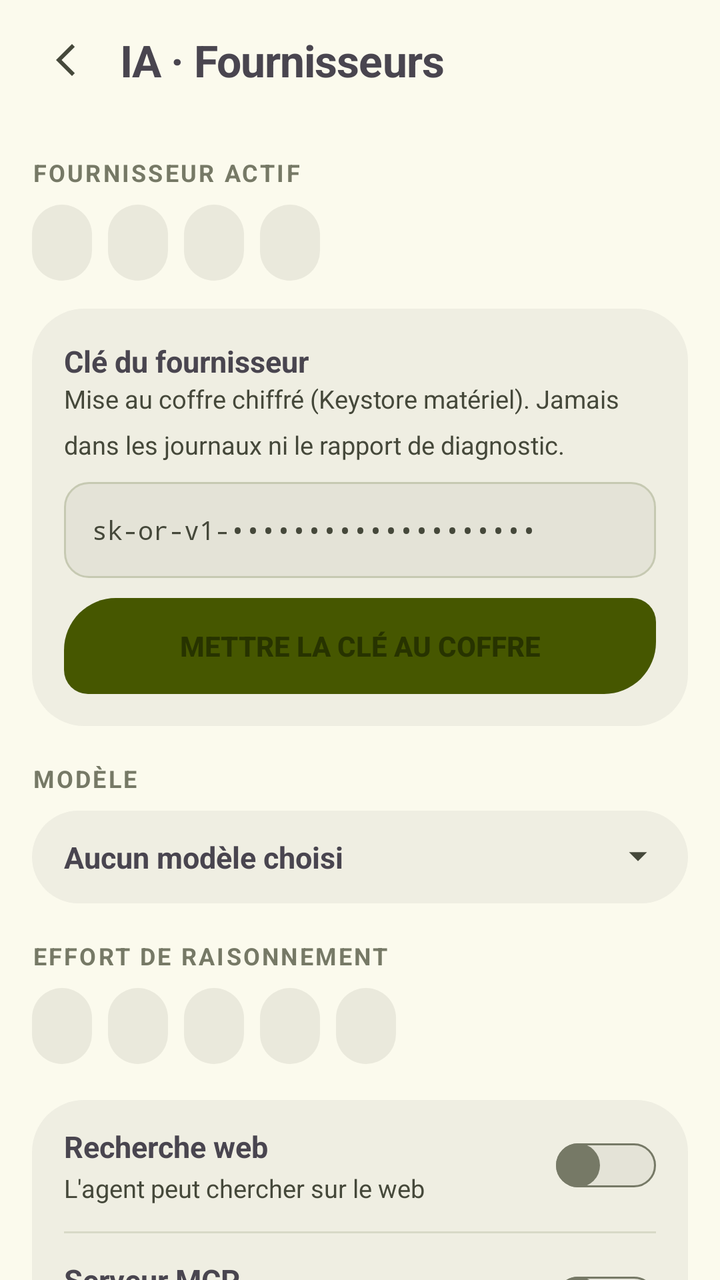
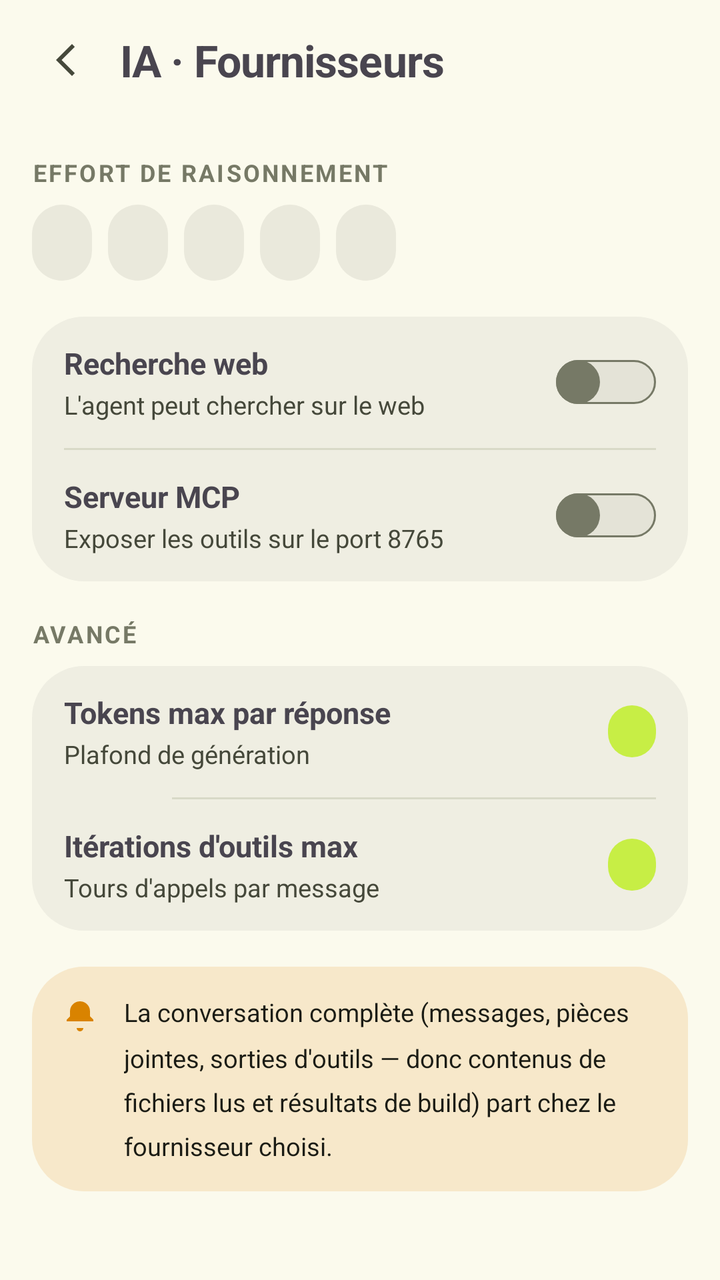

Screens rendered from an Android XML layout before and after an edit, with the pre-edit source and the edit as a unified diff.
<!-- AndroidManifest.xml: application theme Theme.JoIDE -->
<!-- res/layout/settings_ia_page.xml -->
<?xml version="1.0" encoding="utf-8"?>
<ScrollView xmlns:android="http://schemas.android.com/apk/res/android"
    xmlns:app="http://schemas.android.com/apk/res-auto"
    android:id="@+id/ia_page_scroll"
    android:layout_width="match_parent"
    android:layout_height="match_parent"
    android:background="@color/fond"
    android:scrollbars="none"
    android:overScrollMode="never">

    <LinearLayout
        android:layout_width="match_parent"
        android:layout_height="wrap_content"
        android:orientation="vertical"
        android:paddingBottom="20dp">

        
        <LinearLayout
            android:layout_width="match_parent"
            android:layout_height="wrap_content"
            android:orientation="horizontal"
            android:gravity="center_vertical"
            android:paddingHorizontal="16dp"
            android:paddingVertical="10dp"
            android:background="@color/fond">

            <ImageView
                android:id="@+id/back_button"
                android:layout_width="40dp"
                android:layout_height="40dp"
                android:src="@drawable/ic_back"
                android:background="@drawable/fond_iconbtn"
                android:scaleType="center"
                android:contentDescription="@string/settings_cd_back"
                app:tint="@color/sur_var" />

            <TextView
                android:layout_width="0dp"
                android:layout_height="wrap_content"
                android:layout_weight="1"
                android:layout_marginStart="4dp"
                android:text="@string/settings_ia_page_title"
                style="@style/Txt.Xl" />
        </LinearLayout>

        <LinearLayout
            android:layout_width="match_parent"
            android:layout_height="wrap_content"
            android:orientation="vertical"
            android:paddingHorizontal="16dp">

            
            <TextView
                android:layout_width="wrap_content"
                android:layout_height="wrap_content"
                android:layout_marginTop="18dp"
                android:layout_marginBottom="8dp"
                android:text="@string/settings_ia_eyebrow_provider"
                style="@style/Txt.Eyebrow" />

            <HorizontalScrollView
                android:layout_width="match_parent"
                android:layout_height="wrap_content"
                android:scrollbars="none"
                android:overScrollMode="never">

                <LinearLayout
                    android:id="@+id/provider_chips"
                    android:layout_width="wrap_content"
                    android:layout_height="wrap_content"
                    android:orientation="horizontal">

                    <include
                        android:id="@+id/chip_openrouter"
                        layout="@layout/settings_ia_chip" />

                    <include
                        android:id="@+id/chip_gemini"
                        layout="@layout/settings_ia_chip" />

                    <include
                        android:id="@+id/chip_openai"
                        layout="@layout/settings_ia_chip" />

                    <include
                        android:id="@+id/chip_custom"
                        layout="@layout/settings_ia_chip" />
                </LinearLayout>
            </HorizontalScrollView>

            
            <LinearLayout
                android:layout_width="match_parent"
                android:layout_height="wrap_content"
                android:orientation="vertical"
                android:background="@drawable/fond_carte"
                android:padding="16dp"
                android:layout_marginTop="14dp">

                <TextView
                    android:layout_width="wrap_content"
                    android:layout_height="wrap_content"
                    android:text="@string/settings_ia_key_title"
                    style="@style/Txt.Sm" />

                <TextView
                    android:layout_width="match_parent"
                    android:layout_height="wrap_content"
                    android:layout_marginBottom="10dp"
                    android:text="@string/settings_ia_key_body"
                    android:textSize="12.5sp"
                    android:textColor="@color/sur_var"
                    android:lineSpacingMultiplier="1.5" />

                <EditText
                    android:id="@+id/key_field"
                    android:layout_width="match_parent"
                    android:layout_height="wrap_content"
                    android:minHeight="48dp"
                    android:background="@drawable/fond_field"
                    android:paddingHorizontal="14dp"
                    android:paddingVertical="13dp"
                    android:hint="@string/settings_ia_key_hint"
                    android:textColorHint="@color/sur_var"
                    android:textColor="@color/sur"
                    android:textSize="13sp"
                    android:fontFamily="monospace"
                    android:inputType="textPassword"
                    android:importantForAutofill="no" />

                <Button
                    android:id="@+id/key_save_button"
                    android:layout_width="match_parent"
                    android:layout_height="48dp"
                    android:layout_marginTop="10dp"
                    android:background="@drawable/fond_cta"
                    android:stateListAnimator="@null"
                    android:text="@string/settings_ia_key_save"
                    android:textColor="@color/sur_conteneur_primaire"
                    android:textStyle="bold"
                    android:gravity="center" />
            </LinearLayout>

            
            <TextView
                android:layout_width="wrap_content"
                android:layout_height="wrap_content"
                android:layout_marginTop="18dp"
                android:layout_marginBottom="8dp"
                android:text="@string/settings_ia_eyebrow_model"
                style="@style/Txt.Eyebrow" />

            <LinearLayout
                android:id="@+id/model_row"
                android:layout_width="match_parent"
                android:layout_height="wrap_content"
                android:orientation="horizontal"
                android:gravity="center_vertical"
                android:background="@drawable/fond_carte"
                android:paddingHorizontal="16dp"
                android:paddingVertical="13dp">

                <TextView
                    android:id="@+id/model_name"
                    android:layout_width="0dp"
                    android:layout_height="wrap_content"
                    android:layout_weight="1"
                    android:text="@string/settings_ia_model_none"
                    style="@style/Txt.Sm" />

                <ImageView
                    android:layout_width="18dp"
                    android:layout_height="18dp"
                    android:src="@drawable/ic_chevd"
                    android:importantForAccessibility="no"
                    android:contentDescription="@string/settings_ia_model_dialog_title"
                    app:tint="@color/sur_var" />
            </LinearLayout>

            
            <TextView
                android:layout_width="wrap_content"
                android:layout_height="wrap_content"
                android:layout_marginTop="18dp"
                android:layout_marginBottom="8dp"
                android:text="@string/settings_ia_eyebrow_effort"
                style="@style/Txt.Eyebrow" />

            <HorizontalScrollView
                android:layout_width="match_parent"
                android:layout_height="wrap_content"
                android:scrollbars="none"
                android:overScrollMode="never">

                <LinearLayout
                    android:id="@+id/effort_chips"
                    android:layout_width="wrap_content"
                    android:layout_height="wrap_content"
                    android:orientation="horizontal">

                    <include
                        android:id="@+id/chip_effort_default"
                        layout="@layout/settings_ia_chip" />

                    <include
                        android:id="@+id/chip_effort_none"
                        layout="@layout/settings_ia_chip" />

                    <include
                        android:id="@+id/chip_effort_low"
                        layout="@layout/settings_ia_chip" />

                    <include
                        android:id="@+id/chip_effort_medium"
                        layout="@layout/settings_ia_chip" />

                    <include
                        android:id="@+id/chip_effort_high"
                        layout="@layout/settings_ia_chip" />
                </LinearLayout>
            </HorizontalScrollView>

            
            <LinearLayout
                android:layout_width="match_parent"
                android:layout_height="wrap_content"
                android:orientation="vertical"
                android:background="@drawable/fond_carte"
                android:layout_marginTop="18dp">

                <LinearLayout
                    android:layout_width="match_parent"
                    android:layout_height="wrap_content"
                    android:orientation="horizontal"
                    android:gravity="center_vertical"
                    android:paddingHorizontal="16dp"
                    android:paddingVertical="13dp">

                    <LinearLayout
                        android:layout_width="0dp"
                        android:layout_height="wrap_content"
                        android:layout_weight="1"
                        android:orientation="vertical">

                        <TextView
                            android:layout_width="wrap_content"
                            android:layout_height="wrap_content"
                            android:text="@string/settings_ia_web_title"
                            style="@style/Txt.Sm" />

                        <TextView
                            android:layout_width="wrap_content"
                            android:layout_height="wrap_content"
                            android:layout_marginTop="2dp"
                            android:text="@string/settings_ia_web_desc"
                            android:textSize="12.5sp"
                            android:textColor="@color/sur_var" />
                    </LinearLayout>

                    <Switch
                        android:id="@+id/web_switch"
                        android:layout_width="wrap_content"
                        android:layout_height="wrap_content"
                        android:track="@drawable/fond_switch"
                        android:thumb="@drawable/fond_switch_pouce"
                        android:switchMinWidth="50dp" />
                </LinearLayout>

                <View
                    android:layout_width="match_parent"
                    android:layout_height="1dp"
                    android:layout_marginStart="16dp"
                    android:layout_marginEnd="16dp"
                    android:background="@drawable/fond_div_inset"
                    android:alpha="0.55" />

                <LinearLayout
                    android:layout_width="match_parent"
                    android:layout_height="wrap_content"
                    android:orientation="horizontal"
                    android:gravity="center_vertical"
                    android:paddingHorizontal="16dp"
                    android:paddingVertical="13dp">

                    <LinearLayout
                        android:layout_width="0dp"
                        android:layout_height="wrap_content"
                        android:layout_weight="1"
                        android:orientation="vertical">

                        <TextView
                            android:layout_width="wrap_content"
                            android:layout_height="wrap_content"
                            android:text="@string/settings_ia_mcp_title"
                            style="@style/Txt.Sm" />

                        <TextView
                            android:layout_width="wrap_content"
                            android:layout_height="wrap_content"
                            android:layout_marginTop="2dp"
                            android:text="@string/settings_ia_mcp_desc"
                            android:textSize="12.5sp"
                            android:textColor="@color/sur_var" />
                    </LinearLayout>

                    <Switch
                        android:id="@+id/mcp_switch"
                        android:layout_width="wrap_content"
                        android:layout_height="wrap_content"
                        android:track="@drawable/fond_switch"
                        android:thumb="@drawable/fond_switch_pouce"
                        android:switchMinWidth="50dp" />
                </LinearLayout>
            </LinearLayout>

            
            <TextView
                android:layout_width="wrap_content"
                android:layout_height="wrap_content"
                android:layout_marginTop="18dp"
                android:layout_marginBottom="8dp"
                android:text="@string/settings_ia_eyebrow_advanced"
                style="@style/Txt.Eyebrow" />

            <LinearLayout
                android:layout_width="match_parent"
                android:layout_height="wrap_content"
                android:orientation="vertical"
                android:background="@drawable/fond_carte">

                <LinearLayout
                    android:id="@+id/tokens_row"
                    android:layout_width="match_parent"
                    android:layout_height="wrap_content"
                    android:orientation="horizontal"
                    android:gravity="center_vertical"
                    android:background="?attr/selectableItemBackground"
                    android:paddingHorizontal="16dp"
                    android:paddingVertical="13dp">

                    <LinearLayout
                        android:layout_width="0dp"
                        android:layout_height="wrap_content"
                        android:layout_weight="1"
                        android:orientation="vertical">

                        <TextView
                            android:layout_width="wrap_content"
                            android:layout_height="wrap_content"
                            android:text="@string/settings_ia_tokens_title"
                            style="@style/Txt.Sm" />

                        <TextView
                            android:layout_width="wrap_content"
                            android:layout_height="wrap_content"
                            android:layout_marginTop="2dp"
                            android:text="@string/settings_ia_tokens_desc"
                            android:textSize="12.5sp"
                            android:textColor="@color/sur_var" />
                    </LinearLayout>

                    <TextView
                        android:id="@+id/tokens_pill"
                        android:layout_width="wrap_content"
                        android:layout_height="wrap_content"
                        android:background="@drawable/fond_pill_pc"
                        android:textColor="@color/sur_conteneur_primaire"
                        style="@style/Pill"
                        android:fontFamily="monospace" />
                </LinearLayout>

                <View
                    android:layout_width="match_parent"
                    android:layout_height="1dp"
                    android:layout_marginStart="70dp"
                    android:layout_marginEnd="16dp"
                    android:background="@drawable/fond_div_inset"
                    android:alpha="0.55" />

                <LinearLayout
                    android:id="@+id/iterations_row"
                    android:layout_width="match_parent"
                    android:layout_height="wrap_content"
                    android:orientation="horizontal"
                    android:gravity="center_vertical"
                    android:background="?attr/selectableItemBackground"
                    android:paddingHorizontal="16dp"
                    android:paddingVertical="13dp">

                    <LinearLayout
                        android:layout_width="0dp"
                        android:layout_height="wrap_content"
                        android:layout_weight="1"
                        android:orientation="vertical">

                        <TextView
                            android:layout_width="wrap_content"
                            android:layout_height="wrap_content"
                            android:text="@string/settings_ia_iterations_title"
                            style="@style/Txt.Sm" />

                        <TextView
                            android:layout_width="wrap_content"
                            android:layout_height="wrap_content"
                            android:layout_marginTop="2dp"
                            android:text="@string/settings_ia_iterations_desc"
                            android:textSize="12.5sp"
                            android:textColor="@color/sur_var" />
                    </LinearLayout>

                    <TextView
                        android:id="@+id/iterations_pill"
                        android:layout_width="wrap_content"
                        android:layout_height="wrap_content"
                        android:background="@drawable/fond_pill_pc"
                        android:textColor="@color/sur_conteneur_primaire"
                        style="@style/Pill"
                        android:fontFamily="monospace" />
                </LinearLayout>
            </LinearLayout>

            
            <LinearLayout
                android:layout_width="match_parent"
                android:layout_height="wrap_content"
                android:orientation="horizontal"
                android:gravity="top"
                android:background="@drawable/fond_carte_alerte"
                android:padding="14dp"
                android:layout_marginTop="18dp">

                <ImageView
                    android:layout_width="20dp"
                    android:layout_height="20dp"
                    android:layout_marginEnd="12dp"
                    android:src="@drawable/ic_bell"
                    android:importantForAccessibility="no"
                    app:tint="@color/alerte" />

                <TextView
                    android:layout_width="0dp"
                    android:layout_height="wrap_content"
                    android:layout_weight="1"
                    android:text="@string/settings_ia_notice"
                    android:textSize="12.5sp"
                    android:textColor="@color/sur"
                    android:lineSpacingMultiplier="1.5" />
            </LinearLayout>

            <View
                android:layout_width="match_parent"
                android:layout_height="8dp"
                android:background="@android:color/transparent" />
        </LinearLayout>
    </LinearLayout>
</ScrollView>
<!-- res/layout/settings_ia_chip.xml (included above) -->
<?xml version="1.0" encoding="utf-8"?>
<TextView xmlns:android="http://schemas.android.com/apk/res/android"
    android:id="@+id/ia_chip"
    android:layout_width="wrap_content"
    android:layout_height="38dp"
    android:gravity="center_vertical"
    android:paddingStart="15dp"
    android:paddingEnd="15dp"
    android:layout_marginEnd="8dp"
    android:background="@drawable/fond_chip"
    android:textColor="@color/sur"
    android:textSize="13sp"
    android:textStyle="bold"
    android:singleLine="true" />
<!-- resources referenced by this layout -->
<resources>
  <color name="alerte">#D98300</color>
  <color name="fond">#FBFAED</color>
  <color name="sur">#1B1C15</color>
  <color name="sur_conteneur_primaire">#273300</color>
  <color name="sur_var">#45483A</color>
  <!-- drawable fond_cta (drawable) -->
  <?xml version="1.0" encoding="utf-8"?>
  <shape xmlns:android="http://schemas.android.com/apk/res/android">
      <solid android:color="@color/primaire" />
      <corners android:topLeftRadius="26dp" android:topRightRadius="12dp"
          android:bottomRightRadius="26dp" android:bottomLeftRadius="12dp" />
  </shape>
  <!-- drawable fond_field (drawable) -->
  <?xml version="1.0" encoding="utf-8"?>
  <shape xmlns:android="http://schemas.android.com/apk/res/android"
      android:shape="rectangle">
      <solid android:color="@color/sc_highest" />
      <stroke android:width="1dp" android:color="@color/contour_var" />
      <corners android:radius="12dp" />
  </shape>
  <!-- drawable ic_chevd (drawable) -->
  <?xml version="1.0" encoding="utf-8"?>
  <vector xmlns:android="http://schemas.android.com/apk/res/android"
      android:width="24dp" android:height="24dp"
      android:viewportWidth="24" android:viewportHeight="24"
      android:tint="?attr/colorOnSurfaceVariant">
      <path android:pathData="M6 9l6 6 6-6" android:fillColor="#FFFFFF" />
  </vector>
  <string name="settings_cd_back">Retour</string>
  <string name="settings_ia_eyebrow_advanced">Avancé</string>
  <string name="settings_ia_eyebrow_effort">Effort de raisonnement</string>
  <string name="settings_ia_eyebrow_model">Modèle</string>
  <string name="settings_ia_eyebrow_provider">Fournisseur actif</string>
  <string name="settings_ia_iterations_desc">Tours d\'appels par message</string>
  <string name="settings_ia_iterations_title">Itérations d\'outils max</string>
  <string name="settings_ia_key_body">Mise au coffre chiffré (Keystore matériel). Jamais dans les journaux ni le rapport de diagnostic.</string>
  <string name="settings_ia_key_hint">sk-or-v1-••••••••••••••••••••</string>
  <string name="settings_ia_key_save">Mettre la clé au coffre</string>
  <string name="settings_ia_key_title">Clé du fournisseur</string>
  <string name="settings_ia_mcp_desc">Exposer les outils sur le port 8765</string>
  <string name="settings_ia_mcp_title">Serveur MCP</string>
  <string name="settings_ia_model_dialog_title">Modèle du fournisseur</string>
  <string name="settings_ia_model_none">Aucun modèle choisi</string>
  <string name="settings_ia_page_title">IA · Fournisseurs</string>
  <string name="settings_ia_tokens_desc">Plafond de génération</string>
  <string name="settings_ia_tokens_title">Tokens max par réponse</string>
  <string name="settings_ia_web_desc">L\'agent peut chercher sur le web</string>
  <string name="settings_ia_web_title">Recherche web</string>
  <color name="sc">#EFEEE2</color>
  <color name="warn_soft">#26D98300</color>
  <color name="sc_high">#EAE9DC</color>
  <color name="primaire">#465700</color>
  <color name="contour_var">#C6C9B2</color>
  <color name="sc_highest">#E4E3D7</color>
  <color name="conteneur_primaire">#C7EE45</color>
  <color name="contour">#767966</color>
  <color name="sur_primaire">#FFFFFF</color>
  <dimen name="pill_hauteur">26dp</dimen>
  <dimen name="pill_padding_h">12dp</dimen>
  <dimen name="txt_eyebrow">12sp</dimen>
  <dimen name="txt_sm">15sp</dimen>
  <dimen name="txt_xl">22sp</dimen>
  <color name="sc2">#DEE5C3</color>
  <color name="sur_sc2">#2A3119</color>
  <color name="tertiaire">#6C3E85</color>
  <color name="sur_tertiaire">#FFFFFF</color>
  <color name="conteneur_tertiaire">#F2D9FF</color>
  <color name="sur_conteneur_tertiaire">#3E2457</color>
  <color name="erreur">#8F4C38</color>
  <color name="conteneur_erreur">#FFDBD1</color>
  <color name="sur_conteneur_erreur">#5B1A0B</color>
  <color name="sc_low">#F5F4E7</color>
  <color name="sc_lowest">#FFFFFF</color>
  <!-- unchanged entries left out for length: 16 -->
</resources>

<!-- the commit's change to res/layout/settings_ia_page.xml (unified diff, before → after) -->
@@ -48,134 +48,6 @@
             android:layout_height="wrap_content"
             android:orientation="vertical"
             android:paddingHorizontal="16dp">
-
-            
-            <TextView
-                android:layout_width="wrap_content"
-                android:layout_height="wrap_content"
-                android:layout_marginTop="18dp"
-                android:layout_marginBottom="8dp"
-                android:text="@string/settings_ia_eyebrow_provider"
-                style="@style/Txt.Eyebrow" />
-
-            <HorizontalScrollView
-                android:layout_width="match_parent"
-                android:layout_height="wrap_content"
-                android:scrollbars="none"
-                android:overScrollMode="never">
-
-                <LinearLayout
-                    android:id="@+id/provider_chips"
-                    android:layout_width="wrap_content"
-                    android:layout_height="wrap_content"
-                    android:orientation="horizontal">
-
-                    <include
-                        android:id="@+id/chip_openrouter"
-                        layout="@layout/settings_ia_chip" />
-
-                    <include
-                        android:id="@+id/chip_gemini"
-                        layout="@layout/settings_ia_chip" />
-
-                    <include
-                        android:id="@+id/chip_openai"
-                        layout="@layout/settings_ia_chip" />
-
-                    <include
-                        android:id="@+id/chip_custom"
-                        layout="@layout/settings_ia_chip" />
-                </LinearLayout>
-            </HorizontalScrollView>
-
-            
-            <LinearLayout
-                android:layout_width="match_parent"
-                android:layout_height="wrap_content"
-                android:orientation="vertical"
-                android:background="@drawable/fond_carte"
-                android:padding="16dp"
-                android:layout_marginTop="14dp">
-
-                <TextView
-                    android:layout_width="wrap_content"
-                    android:layout_height="wrap_content"
-                    android:text="@string/settings_ia_key_title"
-                    style="@style/Txt.Sm" />
-
-                <TextView
-                    android:layout_width="match_parent"
-                    android:layout_height="wrap_content"
-                    android:layout_marginBottom="10dp"
-                    android:text="@string/settings_ia_key_body"
-                    android:textSize="12.5sp"
-                    android:textColor="@color/sur_var"
-                    android:lineSpacingMultiplier="1.5" />
-
-                <EditText
-                    android:id="@+id/key_field"
-                    android:layout_width="match_parent"
-                    android:layout_height="wrap_content"
-                    android:minHeight="48dp"
-                    android:background="@drawable/fond_field"
-                    android:paddingHorizontal="14dp"
-                    android:paddingVertical="13dp"
-                    android:hint="@string/settings_ia_key_hint"
-                    android:textColorHint="@color/sur_var"
-                    android:textColor="@color/sur"
-                    android:textSize="13sp"
-                    android:fontFamily="monospace"
-                    android:inputType="textPassword"
-                    android:importantForAutofill="no" />
-
-                <Button
-                    android:id="@+id/key_save_button"
-                    android:layout_width="match_parent"
-                    android:layout_height="48dp"
-                    android:layout_marginTop="10dp"
-                    android:background="@drawable/fond_cta"
-                    android:stateListAnimator="@null"
-                    android:text="@string/settings_ia_key_save"
-                    android:textColor="@color/sur_conteneur_primaire"
-                    android:textStyle="bold"
-                    android:gravity="center" />
-            </LinearLayout>
-
-            
-            <TextView
-                android:layout_width="wrap_content"
-                android:layout_height="wrap_content"
-                android:layout_marginTop="18dp"
-                android:layout_marginBottom="8dp"
-                android:text="@string/settings_ia_eyebrow_model"
-                style="@style/Txt.Eyebrow" />
-
-            <LinearLayout
-                android:id="@+id/model_row"
-                android:layout_width="match_parent"
-                android:layout_height="wrap_content"
-                android:orientation="horizontal"
-                android:gravity="center_vertical"
-                android:background="@drawable/fond_carte"
-                android:paddingHorizontal="16dp"
-                android:paddingVertical="13dp">
-
-                <TextView
-                    android:id="@+id/model_name"
-                    android:layout_width="0dp"
-                    android:layout_height="wrap_content"
-                    android:layout_weight="1"
-                    android:text="@string/settings_ia_model_none"
-                    style="@style/Txt.Sm" />
-
-                <ImageView
-                    android:layout_width="18dp"
-                    android:layout_height="18dp"
-                    android:src="@drawable/ic_chevd"
-                    android:importantForAccessibility="no"
-                    android:contentDescription="@string/settings_ia_model_dialog_title"
-                    app:tint="@color/sur_var" />
-            </LinearLayout>
 
             
             <TextView
<!-- resource entries referenced after the edit -->
@@ -5,44 +5,13 @@
   <color name="sur">#1B1C15</color>
   <color name="sur_conteneur_primaire">#273300</color>
   <color name="sur_var">#45483A</color>
-  <!-- drawable fond_cta (drawable) -->
-  <?xml version="1.0" encoding="utf-8"?>
-  <shape xmlns:android="http://schemas.android.com/apk/res/android">
-      <solid android:color="@color/primaire" />
-      <corners android:topLeftRadius="26dp" android:topRightRadius="12dp"
-          android:bottomRightRadius="26dp" android:bottomLeftRadius="12dp" />
-  </shape>
-  <!-- drawable fond_field (drawable) -->
-  <?xml version="1.0" encoding="utf-8"?>
-  <shape xmlns:android="http://schemas.android.com/apk/res/android"
-      android:shape="rectangle">
-      <solid android:color="@color/sc_highest" />
-      <stroke android:width="1dp" android:color="@color/contour_var" />
-      <corners android:radius="12dp" />
-  </shape>
-  <!-- drawable ic_chevd (drawable) -->
-  <?xml version="1.0" encoding="utf-8"?>
-  <vector xmlns:android="http://schemas.android.com/apk/res/android"
-      android:width="24dp" android:height="24dp"
-      android:viewportWidth="24" android:viewportHeight="24"
-      android:tint="?attr/colorOnSurfaceVariant">
-      <path android:pathData="M6 9l6 6 6-6" android:fillColor="#FFFFFF" />
-  </vector>
   <string name="settings_cd_back">Retour</string>
   <string name="settings_ia_eyebrow_advanced">Avancé</string>
   <string name="settings_ia_eyebrow_effort">Effort de raisonnement</string>
-  <string name="settings_ia_eyebrow_model">Modèle</string>
-  <string name="settings_ia_eyebrow_provider">Fournisseur actif</string>
   <string name="settings_ia_iterations_desc">Tours d\'appels par message</string>
   <string name="settings_ia_iterations_title">Itérations d\'outils max</string>
-  <string name="settings_ia_key_body">Mise au coffre chiffré (Keystore matériel). Jamais dans les journaux ni le rapport de diagnostic.</string>
-  <string name="settings_ia_key_hint">sk-or-v1-••••••••••••••••••••</string>
-  <string name="settings_ia_key_save">Mettre la clé au coffre</string>
-  <string name="settings_ia_key_title">Clé du fournisseur</string>
   <string name="settings_ia_mcp_desc">Exposer les outils sur le port 8765</string>
   <string name="settings_ia_mcp_title">Serveur MCP</string>
-  <string name="settings_ia_model_dialog_title">Modèle du fournisseur</string>
-  <string name="settings_ia_model_none">Aucun modèle choisi</string>
   <string name="settings_ia_page_title">IA · Fournisseurs</string>
   <string name="settings_ia_tokens_desc">Plafond de génération</string>
   <string name="settings_ia_tokens_title">Tokens max par réponse</string>
